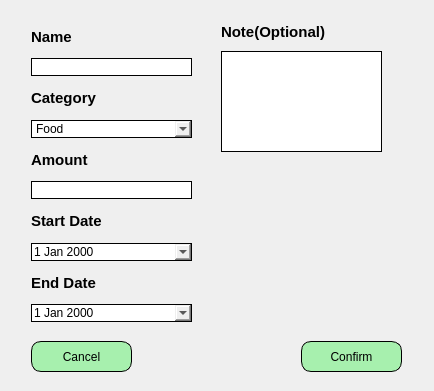
First picture: the form in moneyapp/ui/raw/Popup_Budget.ui, repository nemo984/money-app, before the edit.
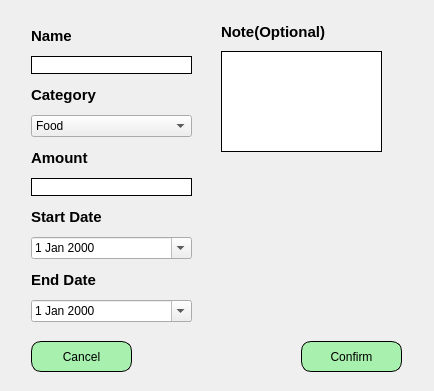
Second picture: the form after the edit.

The edit to the form file:
```diff
--- a/moneyapp/ui/raw/Popup_Budget.ui
+++ b/moneyapp/ui/raw/Popup_Budget.ui
@@ -28,7 +28,7 @@
 border-radius: 10px;
 border: 1px solid black;
 }
-#amount_entry,#note_entry,#name_entry,#endDate_entry,#startDate_entry,#category_comboBox{
+#amount_entry,#note_entry,#name_entry{
 border: 1px solid black;
 }
 </string>
```
